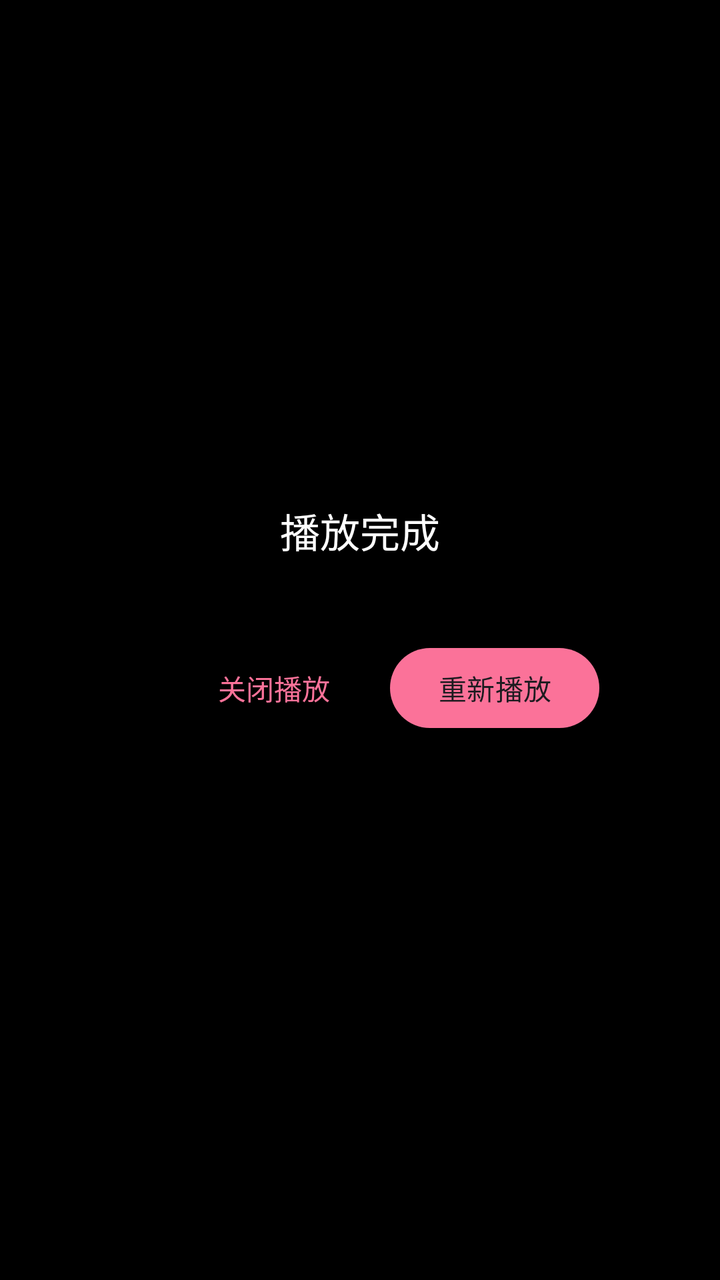
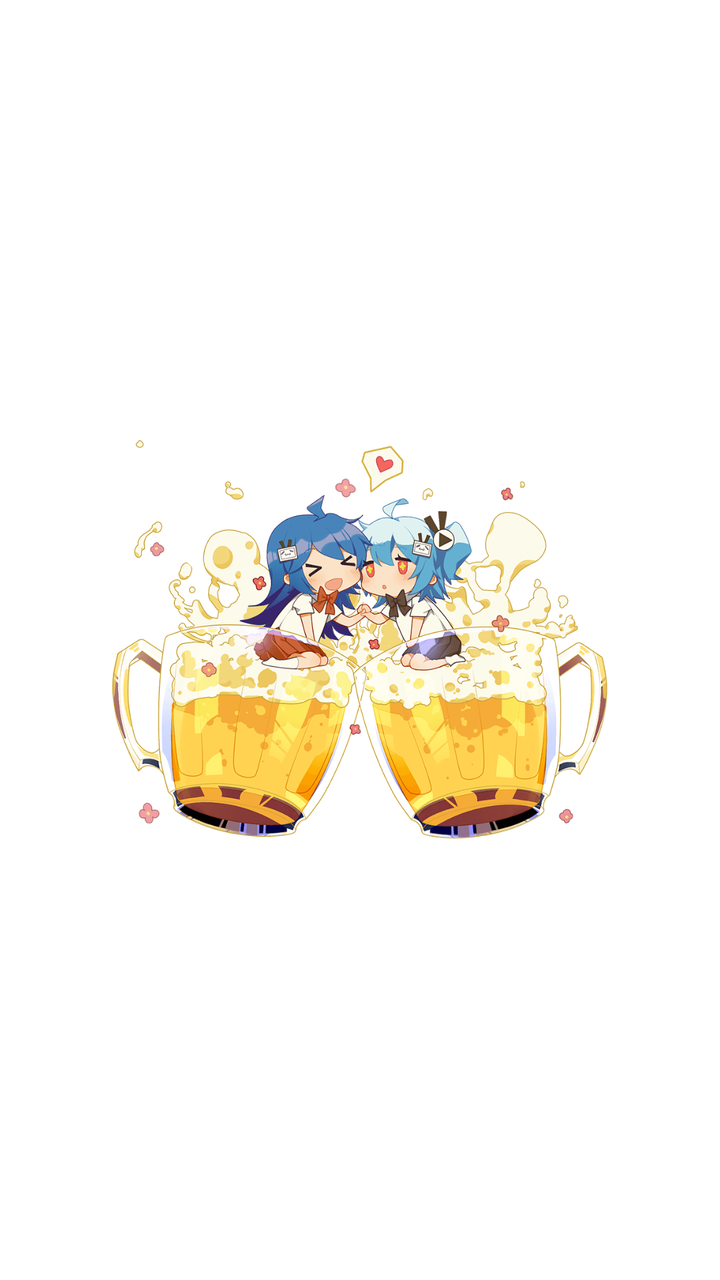

The first picture is an Android layout as it rendered before a commit; the second is the same layout after the commit. The layout source and the unified diff follow.
<!-- AndroidManifest.xml: application theme Theme.Bilimiao -->
<!-- res/layout/include_completion_box.xml -->
<?xml version="1.0" encoding="utf-8"?>
<RelativeLayout xmlns:android="http://schemas.android.com/apk/res/android"
    android:layout_width="match_parent"
    android:layout_height="match_parent"
    android:background="@color/black"
    android:id="@+id/completion_layout">

    <View
        android:layout_width="30dp"
        android:layout_height="0dp"
        android:id="@+id/center"
        android:layout_centerInParent="true"/>

    <TextView
        android:id="@+id/completion_text"
        android:layout_width="match_parent"
        android:layout_height="wrap_content"
        android:gravity="center"
        android:text="播放完成"
        android:textColor="@color/white"
        android:textSize="20sp"
        android:layout_above="@id/center"
        android:layout_marginBottom="40dp"/>

    <Button
        android:id="@+id/completion_retry_btn"
        android:layout_width="wrap_content"
        android:layout_height="wrap_content"
        android:layout_below="@id/center"
        android:layout_toEndOf="@id/center"
        android:textColor="?colorOnSurface"
        android:text="重新播放"/>

    <TextView
        android:id="@+id/completion_close_btn"
        android:layout_width="wrap_content"
        android:layout_height="wrap_content"
        android:layout_alignTop="@id/completion_retry_btn"
        android:layout_alignBottom="@id/completion_retry_btn"
        android:layout_toStartOf="@id/center"
        android:textColor="?colorAccent"
        android:text="关闭播放"
        android:gravity="center"
        android:background="?selectableItemBackgroundBorderless"/>

</RelativeLayout>
<!-- resources referenced by this layout -->
<resources>
  <color name="black">#FF000000</color>
  <color name="white">#FFFFFFFF</color>
  <style name="Theme.Bilimiao" parent="Theme.Material3.DayNight.NoActionBar">
          <item name="themeName">@string/app_name</item>
          <item name="isLightTheme">@bool/light_theme</item>
          
          <item name="colorPrimary">@color/theme_color_primary</item>
          <item name="colorPrimaryVariant">@color/theme_color_primary_dark</item>
          <item name="colorOnPrimary">@color/theme_color_primary_trans</item>
          
          <item name="colorSecondary">@color/theme_color_secondary</item>
          <item name="colorSecondaryVariant">@color/theme_color_secondary</item>
          <item name="colorSecondaryContainer">@color/m3_secondary_container_color</item>
          <item name="colorOnSecondary">@color/black</item>
          
          <item name="android:statusBarColor" tools:targetApi="m">@android:color/transparent</item>
          <item name="android:windowLightStatusBar" tools:targetApi="m">true</item>
          
          <item name="windowActionBar">false</item>
          <item name="windowNoTitle">true</item>
          <item name="android:windowTranslucentStatus">true</item>
          <item name="android:windowTranslucentNavigation">true</item>
  
          <item name="blockBackground">@color/blockBackgroundColor</item>
          <item name="foregroundColor">@color/foregroundColor</item>
          <item name="lineColor">@color/lineColor</item>
          <item name="defaultBackgroundColor">@color/windowBackgroundColor</item>
  
          <item name="android:windowBackground">@drawable/splash_default</item>
  
          <item name="navigationViewStyle">@style/Widget.Bilimaio.Material3.NavigationView</item>
      </style>
  <string name="app_name">bilimiao</string>
  <color name="theme_color_primary">#fb7299</color>
  <color name="theme_color_primary_dark">#b85671</color>
  <color name="theme_color_primary_trans">#99f0486c</color>
  <color name="theme_color_secondary">#fb7299</color>
  <color name="blockBackgroundColor">#ffffff</color>
  <color name="foregroundColor">#000000</color>
  <color name="lineColor">#e6e6e6</color>
  <color name="windowBackgroundColor">#f2f2f2</color>
  <!-- drawable splash_default (drawable) -->
  <?xml version="1.0" encoding="utf-8"?>
  <layer-list xmlns:android="http://schemas.android.com/apk/res/android">
      <item android:drawable="@android:color/white"/>
  
      <item
          android:width="249dp"
          android:height="200dp"
          android:gravity="center">
          <bitmap
              android:src="@drawable/ic_splash_default"/>
      </item>
  
  </layer-list>
  <style name="Widget.Bilimaio.Material3.NavigationView" parent="Widget.Material3.NavigationView">
          <item name="itemHorizontalPadding">@dimen/navigation_item_horizontal_padding_material3</item>
          <item name="itemSubtitleTextAppearance">?textAppearanceBodyMedium</item>
          <item name="itemSubtitleTextColor">@color/navigation_item_subtitle_text_color_material3</item>
          <item name="itemSubtitleTextSize">10sp</item>
          <item name="itemIconPadding">@dimen/navigation_item_icon_padding_material3</item>
          <item name="dividerVerticalPadding">@dimen/design_navigation_separator_vertical_padding</item>
      </style>
  <!-- drawable ic_splash_default: png bitmap (drawable, 114831 bytes) -->
  <dimen name="navigation_item_horizontal_padding_material3">@dimen/m3_navigation_item_horizontal_padding</dimen>
  <dimen name="navigation_item_icon_padding_material3">@dimen/m3_navigation_item_icon_padding</dimen>
</resources>

<!-- the commit's change to res/layout/include_completion_box.xml (unified diff, before → after) -->
@@ -3,7 +3,8 @@
     android:layout_width="match_parent"
     android:layout_height="match_parent"
     android:background="@color/black"
-    android:id="@+id/completion_layout">
+    android:id="@+id/completion_layout"
+    android:visibility="gone">
 
     <View
         android:layout_width="30dp"
